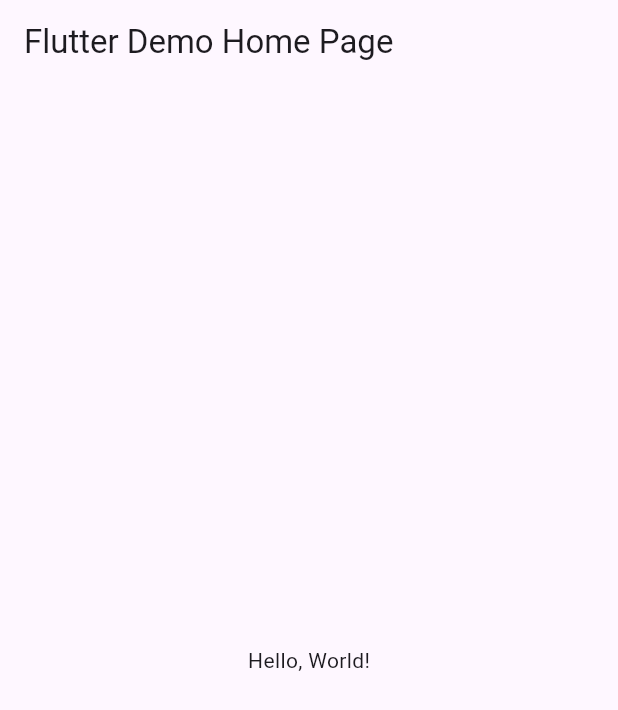
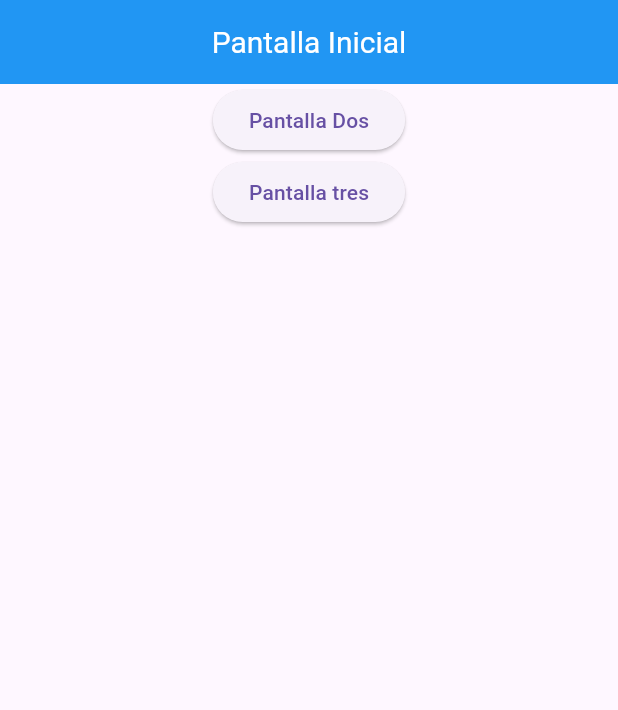
Before and after one commit to Eliseo128/Pantallas_6_I, a Flutter app: the screen it shows after launch, on a phone screen of 412 x 824 dp. Shown: the top 710 px of the screen. Run offline on Flutter 3.47's test engine with Material 3 defaults, Android fonts, the phone set to English and light mode, and no system bars.

Commit message:
ahora si pantallas

```diff
--- a/lib/main.dart
+++ b/lib/main.dart
@@ -1,43 +1,26 @@
 import 'package:flutter/material.dart';
+import 'package:navarutas/pagina_inicial.dart';
+import 'package:navarutas/pagina_dos.dart';
+import 'package:navarutas/pagina_tres.dart';
 
-void main() => runApp(MyApp());
+void main() => runApp(MiRutas());
 
-class MyApp extends StatelessWidget {
-  const MyApp({super.key});
-  // This widget is the root of your application.
+class MiRutas extends StatelessWidget {
+  const MiRutas({Key? key}) : super(key: key);
+
   @override
   Widget build(BuildContext context) {
     return MaterialApp(
-      // Application name
-      title: 'Flutter Hello World',
-      // Application theme data, you can set the colors for the application as
-      // you want
-      theme: ThemeData(
-        // useMaterial3: false,
-        primarySwatch: Colors.blue,
-      ),
-      // A widget which will be started on application startup
-      home: MyHomePage(title: 'Flutter Demo Home Page'),
+      debugShowCheckedModeBanner: false,
+      title: 'Rutas entre paginas',
+      initialRoute: '/',
+      routes: {
+        // When navigating to the "/" route, build the FirstScreen widget.
+        '/': (context) => const PantallaUno(),
+        // When navigating to the "/second" route, build the SecondScreen widget.
+        '/pantalla2': (context) => const PantallaDos(),
+        '/pantalla3': (context) => const PantallaTres(),
+      },
     );
   }
 }
-
-class MyHomePage extends StatelessWidget {
-  final String title;
-  const MyHomePage({super.key, required this.title});
-
-  @override
-  Widget build(BuildContext context) {
-    return Scaffold(
-      appBar: AppBar(
-        // The title text which will be shown on the action bar
-        title: Text(title),
-      ),
-      body: Center(
-        child: Text(
-          'Hello, World!',
-        ),
-      ),
-    );
-  }
-}
--- /dev/null
+++ b/lib/pagina_inicial.dart
@@ -0,0 +1,42 @@
+import 'package:flutter/material.dart';
+
+class PantallaUno extends StatelessWidget {
+  const PantallaUno({Key? key}) : super(key: key);
+
+  @override
+  Widget build(BuildContext context) {
+    return Scaffold(
+      appBar: AppBar(
+        backgroundColor: Colors.blue, // Fondo azul
+        title: const Text(
+          'Pantalla Inicial',
+          style: TextStyle(
+            color: Colors.white, // Letra blanca
+            fontSize: 20.0, // Tamaño de la letra 20
+          ),
+        ),
+        centerTitle: true, // Centrar el texto del título
+      ),
+      body: Column(
+        children: [
+          Center(
+            child: ElevatedButton(
+              onPressed: () {
+                Navigator.pushNamed(context, '/pantalla2');
+              },
+              child: const Text('Pantalla Dos'),
+            ),
+          ),
+          Center(
+            child: ElevatedButton(
+              onPressed: () {
+                Navigator.pushNamed(context, '/pantalla3');
+              },
+              child: const Text('Pantalla tres'),
+            ),
+          ),
+        ],
+      ),
+    );
+  }
+}
```
Also changed, not shown: lib/pagina_dos.dart (added, +30 -0 lines), lib/pagina_tres.dart (added, +30 -0 lines).
